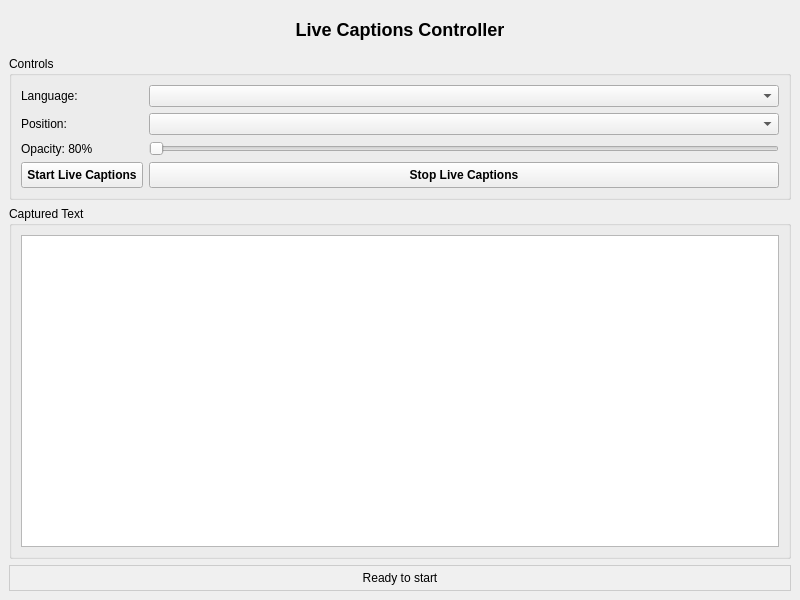
James1020-world/Qt-LiveCaption, file mainwindow.ui: the form before one commit.
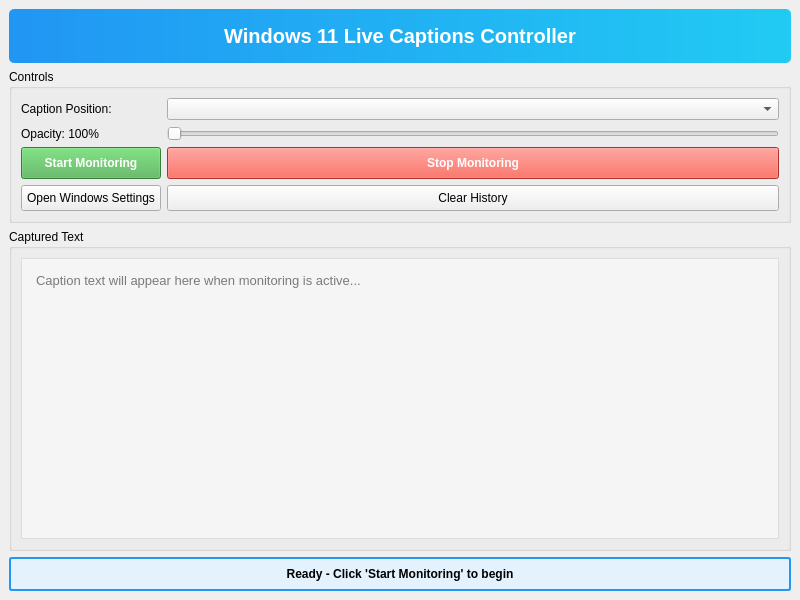
The form after the commit.

```diff
--- a/mainwindow.ui
+++ b/mainwindow.ui
@@ -18,13 +18,13 @@
     <item>
      <widget class="QLabel" name="titleLabel">
       <property name="text">
-       <string>Live Captions Controller</string>
+       <string>Windows 11 Live Captions Controller</string>
       </property>
       <property name="alignment">
        <set>Qt::AlignCenter</set>
       </property>
       <property name="styleSheet">
-       <string notr="true">font-size: 18px; font-weight: bold; padding: 10px;</string>
+       <string notr="true">font-size: 20px; font-weight: bold; padding: 15px; background: qlineargradient(x1:0, y1:0, x2:1, y2:0, stop:0 #2196F3, stop:1 #21CBF3); color: white; border-radius: 5px;</string>
       </property>
      </widget>
     </item>
@@ -35,33 +35,23 @@
       </property>
       <layout class="QGridLayout" name="gridLayout">
        <item row="0" column="0">
-        <widget class="QLabel" name="languageLabel">
-         <property name="text">
-          <string>Language:</string>
-         </property>
-        </widget>
-       </item>
-       <item row="0" column="1">
-        <widget class="QComboBox" name="languageCombo"/>
-       </item>
-       <item row="1" column="0">
         <widget class="QLabel" name="positionLabel">
          <property name="text">
-          <string>Position:</string>
+          <string>Caption Position:</string>
          </property>
         </widget>
        </item>
-       <item row="1" column="1">
+       <item row="0" column="1">
         <widget class="QComboBox" name="positionCombo"/>
        </item>
-       <item row="2" column="0">
+       <item row="1" column="0">
         <widget class="QLabel" name="opacityLabel">
          <property name="text">
-          <string>Opacity: 80%</string>
+          <string>Opacity: 100%</string>
          </property>
         </widget>
        </item>
-       <item row="2" column="1">
+       <item row="1" column="1">
         <widget class="QSlider" name="opacitySlider">
          <property name="minimum">
           <number>10</number>
@@ -74,23 +64,43 @@
          </property>
         </widget>
        </item>
-       <item row="3" column="0">
+       <item row="2" column="0">
         <widget class="QPushButton" name="startButton">
          <property name="text">
-          <string>Start Live Captions</string>
+          <string>Start Monitoring</string>
          </property>
          <property name="styleSheet">
-          <string notr="true">padding: 5px; font-weight: bold;</string>
+          <string notr="true">padding: 8px; font-weight: bold; background-color: #4CAF50; color: white;</string>
          </property>
         </widget>
        </item>
-       <item row="3" column="1">
+       <item row="2" column="1">
         <widget class="QPushButton" name="stopButton">
          <property name="text">
-          <string>Stop Live Captions</string>
+          <string>Stop Monitoring</string>
          </property>
          <property name="styleSheet">
-          <string notr="true">padding: 5px; font-weight: bold;</string>
+          <string notr="true">padding: 8px; font-weight: bold; background-color: #f44336; color: white;</string>
+         </property>
+        </widget>
+       </item>
+       <item row="3" column="0">
+        <widget class="QPushButton" name="openSettingsButton">
+         <property name="text">
+          <string>Open Windows Settings</string>
+         </property>
+         <property name="styleSheet">
+          <string notr="true">padding: 5px;</string>
+         </property>
+        </widget>
+       </item>
+       <item row="3" column="1">
+        <widget class="QPushButton" name="clearButton">
+         <property name="text">
+          <string>Clear History</string>
+         </property>
+         <property name="styleSheet">
+          <string notr="true">padding: 5px;</string>
          </property>
         </widget>
        </item>
@@ -106,7 +116,10 @@
        <item>
         <widget class="QTextEdit" name="captionDisplay">
          <property name="styleSheet">
-          <string notr="true">font-family: Consolas, monospace; font-size: 12px;</string>
+          <string notr="true">font-family: 'Segoe UI', Arial; font-size: 13px; padding: 10px; background-color: #f5f5f5; border: 1px solid #ddd;</string>
+         </property>
+         <property name="placeholderText">
+          <string>Caption text will appear here when monitoring is active...</string>
          </property>
         </widget>
        </item>
@@ -116,10 +129,10 @@
     <item>
      <widget class="QLabel" name="statusLabel">
       <property name="text">
-       <string>Ready to start</string>
+       <string>Ready - Click 'Start Monitoring' to begin</string>
       </property>
       <property name="styleSheet">
-       <string notr="true">padding: 5px; background-color: #f0f0f0; border: 1px solid #ccc;</string>
+       <string notr="true">padding: 8px; background-color: #e3f2fd; border: 2px solid #2196F3; border-radius: 3px; font-weight: bold;</string>
       </property>
       <property name="alignment">
        <set>Qt::AlignCenter</set>
```
Left out of the diff: 2 changed lines with no effect on the pictures.
